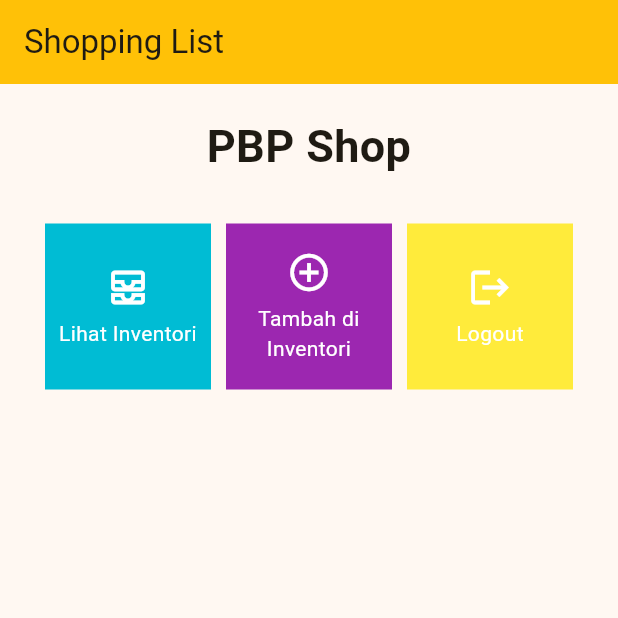
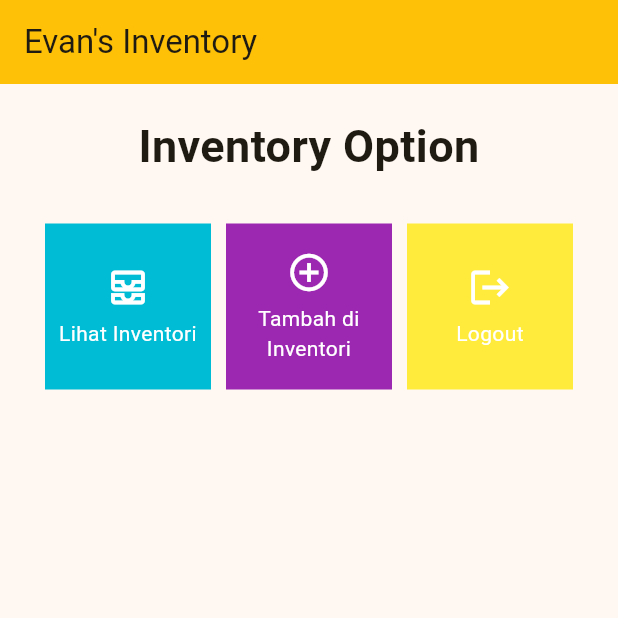
Before and after one commit to DevandraR/flutter_devandra, a Flutter app: the screen it shows after launch, on a phone screen of 412 x 824 dp, the top half of it. Run offline on Flutter 3.47's test engine with Material 2 defaults, Android fonts, the light colour scheme and no system bars.

Commit message:
Tugas 7 Bug fix

```diff
--- a/lib/option.dart
+++ b/lib/option.dart
@@ -23,7 +23,7 @@ class MyHomePage extends StatelessWidget {
         return Scaffold(
             appBar: AppBar(
               title: const Text(
-                'Shopping List',
+                "Evan's Inventory",
               ),
               backgroundColor: Colors.amber,
             ),
@@ -38,7 +38,7 @@ class MyHomePage extends StatelessWidget {
                       padding: EdgeInsets.only(top: 10.0, bottom: 10.0),
                       // Widget Text untuk menampilkan tulisan dengan alignment center dan style yang sesuai
                       child: Text(
-                        'PBP Shop', // Text yang menandakan toko
+                        'Inventory Option', // Text yang menandakan toko
                         textAlign: TextAlign.center,
                         style: TextStyle(
                           fontSize: 30,
```
